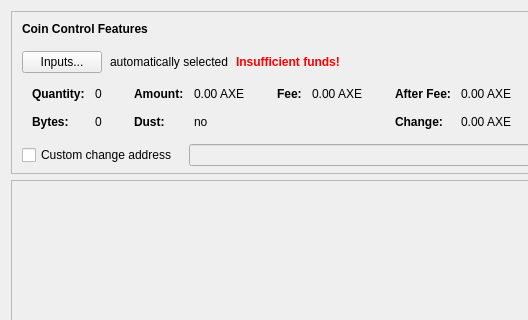
This is src/qt/forms/sendcoinsdialog.ui in AXErunners/axe as Qt 5 draws it before an edit; both pictures show x 0 to 528 and y 0 to 320 of the 850 by 526 pixel window. The edited form follows.
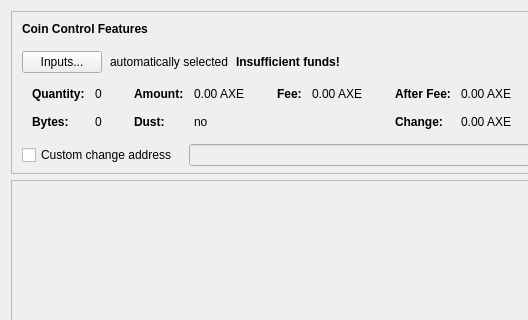
This is the edited form. Custom widgets are drawn as their Qt base class.

Commit message: No coloring via forms (*.ui)

Patch:
```diff
--- a/src/qt/forms/sendcoinsdialog.ui
+++ b/src/qt/forms/sendcoinsdialog.ui
@@ -133,7 +133,7 @@
              </font>
             </property>
             <property name="styleSheet">
-             <string notr="true">color:red;font-weight:bold;</string>
+             <string notr="true">font-weight:bold;</string>
             </property>
             <property name="text">
              <string>Insufficient funds!</string>
```
The commit also changes 4 other files.
